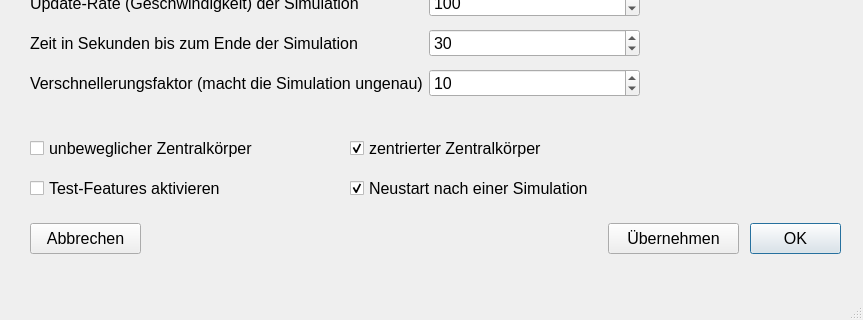
Before: the Qt Designer form ui/settings.ui in fflopsi/twobodyproblem, drawn with Qt 5; both pictures show x 0 to 863 and y 221 to 541 of the 863 by 541 pixel window.
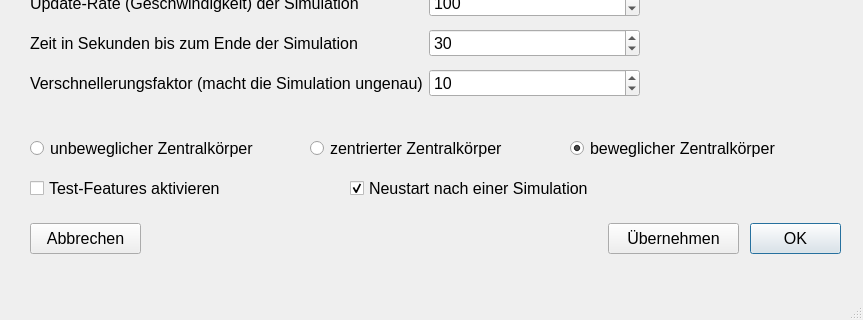
After: the same form once the commit is applied.

Commit message: add option for moving, unmoving, centered central

Diff of the .ui file:
```diff
--- a/ui/settings.ui
+++ b/ui/settings.ui
@@ -235,7 +235,7 @@
      <rect>
       <x>350</x>
       <y>370</y>
-      <width>311</width>
+      <width>241</width>
       <height>31</height>
      </rect>
     </property>
@@ -254,7 +254,7 @@
      <rect>
       <x>30</x>
       <y>370</y>
-      <width>251</width>
+      <width>191</width>
       <height>31</height>
      </rect>
     </property>
@@ -343,12 +343,12 @@
      </item>
     </layout>
    </widget>
-   <widget class="QCheckBox" name="do_central_unmoving">
+   <widget class="QRadioButton" name="do_central_unmoving">
     <property name="geometry">
      <rect>
       <x>30</x>
       <y>330</y>
-      <width>291</width>
+      <width>231</width>
       <height>31</height>
      </rect>
     </property>
@@ -362,12 +362,12 @@
      <string>unbeweglicher Zentralkörper</string>
     </property>
    </widget>
-   <widget class="QCheckBox" name="do_central_centered">
+   <widget class="QRadioButton" name="do_central_centered">
     <property name="geometry">
      <rect>
-      <x>350</x>
+      <x>310</x>
       <y>330</y>
-      <width>251</width>
+      <width>201</width>
       <height>31</height>
      </rect>
     </property>
@@ -393,6 +393,40 @@
      <string>zentrierter Zentralkörper</string>
     </property>
     <property name="checked">
+     <bool>false</bool>
+    </property>
+   </widget>
+   <widget class="QRadioButton" name="do_central_moving">
+    <property name="geometry">
+     <rect>
+      <x>570</x>
+      <y>330</y>
+      <width>211</width>
+      <height>31</height>
+     </rect>
+    </property>
+    <property name="toolTip">
+     <string/>
+    </property>
+    <property name="toolTipDuration">
+     <number>-1</number>
+    </property>
+    <property name="statusTip">
+     <string/>
+    </property>
+    <property name="whatsThis">
+     <string/>
+    </property>
+    <property name="accessibleName">
+     <string/>
+    </property>
+    <property name="accessibleDescription">
+     <string/>
+    </property>
+    <property name="text">
+     <string>beweglicher Zentralkörper</string>
+    </property>
+    <property name="checked">
      <bool>true</bool>
     </property>
    </widget>
```
Left out of the diff: 6 changed lines with no effect on the pictures. The commit also changes 1 other file.
